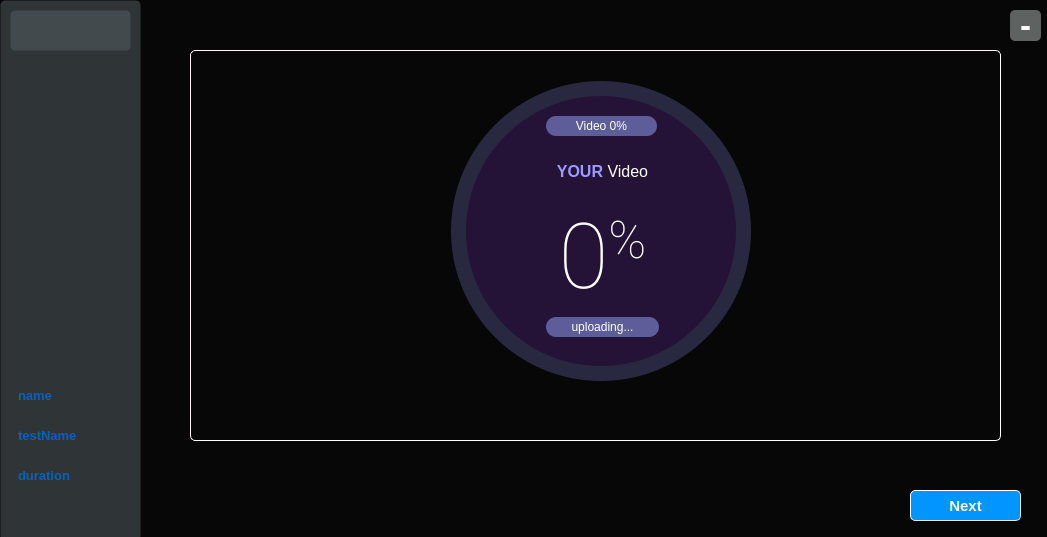
Old version of the form src/main/python/progressUploading.ui in the repository Ahmed-Dakrory/ProctoringApp.
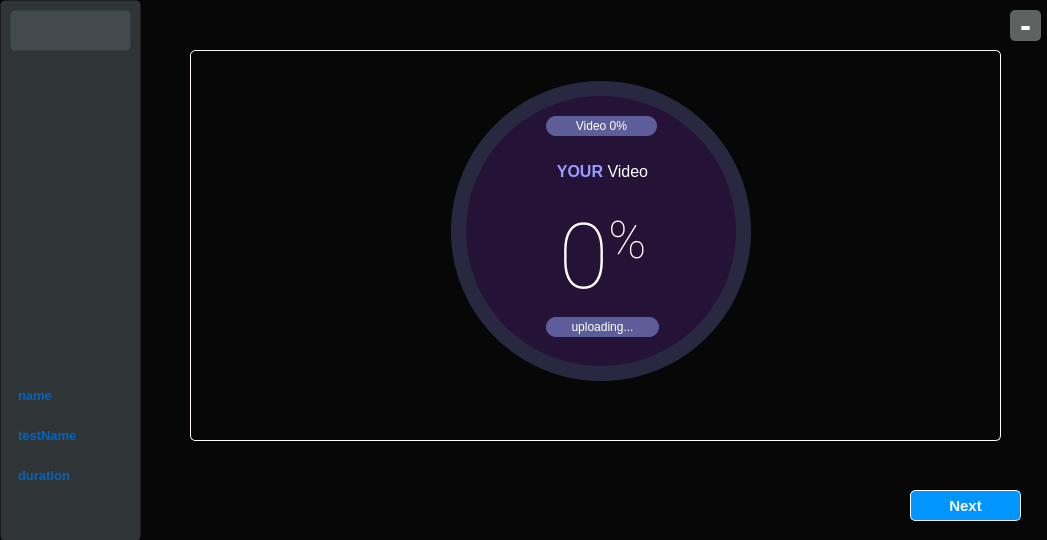
New version of the form. Icons and pictures are not drawn.

What changed in the file:
```diff
--- a/src/main/python/progressUploading.ui
+++ b/src/main/python/progressUploading.ui
@@ -7,7 +7,7 @@
     <x>0</x>
     <y>0</y>
     <width>1047</width>
-    <height>537</height>
+    <height>540</height>
    </rect>
   </property>
   <property name="minimumSize">
@@ -20,7 +20,7 @@
    <string>MainWindow</string>
   </property>
   <property name="styleSheet">
-   <string notr="true">QMainWindow{background-color: rgb(7, 7, 7);}</string>
+   <string notr="true">QMainWindow{background: rgba(7, 7, 7,255);}</string>
   </property>
   <widget class="QWidget" name="centralwidget">
    <widget class="QPushButton" name="predictButton">
@@ -462,6 +462,29 @@
      </property>
     </widget>
    </widget>
+   <widget class="QLabel" name="backgroundBlack">
+    <property name="geometry">
+     <rect>
+      <x>-4</x>
+      <y>0</y>
+      <width>1051</width>
+      <height>541</height>
+     </rect>
+    </property>
+    <property name="styleSheet">
+     <string notr="true">background-color: rgb(7, 7, 7);
+
+        border-style: outset;
+        border-width: 1px;
+        border-radius: 5px;
+        border-color: rgba(255, 255, 255, 0);
+        padding: 4px;</string>
+    </property>
+    <property name="text">
+     <string/>
+    </property>
+   </widget>
+   <zorder>backgroundBlack</zorder>
    <zorder>predictButton</zorder>
    <zorder>minimizeButton</zorder>
    <zorder>groupBox_3</zorder>
```
